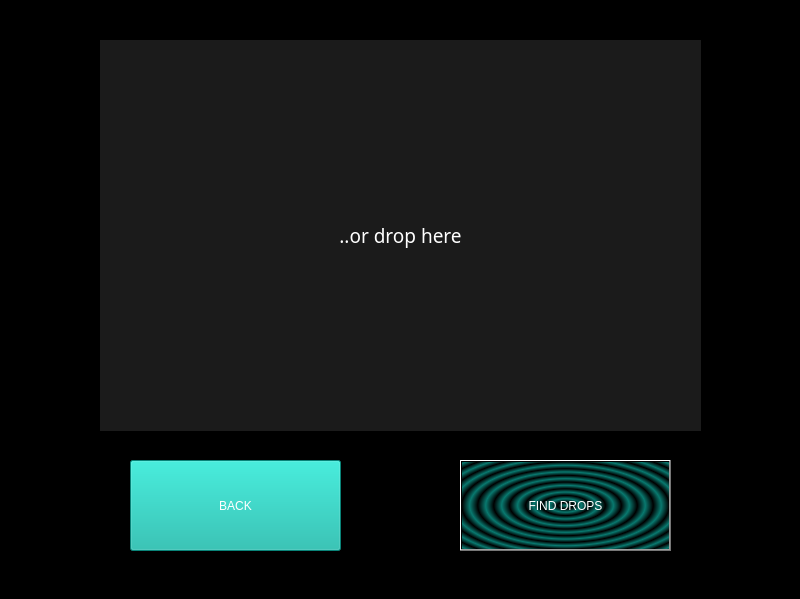
Above: page3_folder.ui from HerrPhoton/Water_drop_detection before the change. Below: the same form after it.
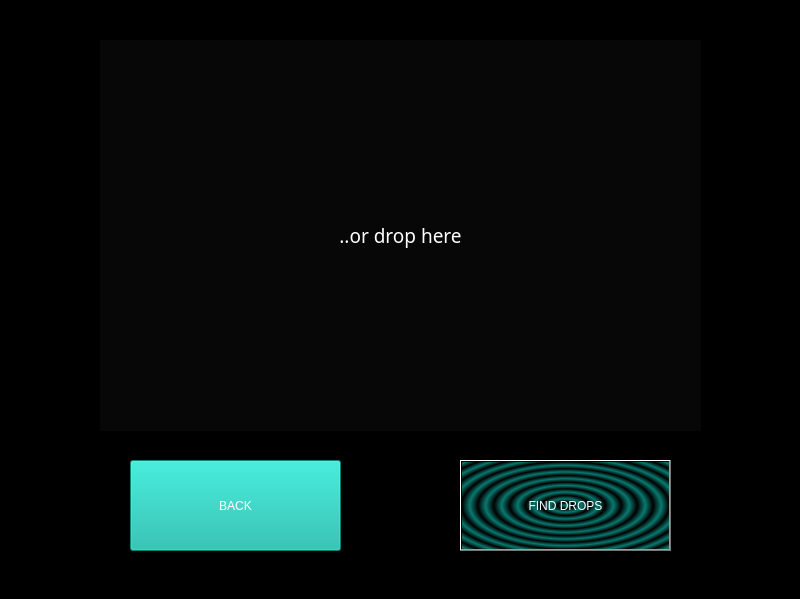
That is the form after the change. Icons and pictures are not drawn.

```diff
--- a/page3_folder.ui
+++ b/page3_folder.ui
@@ -86,7 +86,7 @@
      </font>
     </property>
     <property name="styleSheet">
-     <string notr="true">background-color: rgb(27, 27, 27);
+     <string notr="true">background-color: rgb(7, 7, 7);
 font: 75 14pt &quot;Tw Cen MT&quot;;</string>
     </property>
     <property name="text">
@@ -99,6 +99,40 @@
      <number>1</number>
     </property>
    </widget>
+   <widget class="QLabel" name="label_2">
+    <property name="geometry">
+     <rect>
+      <x>-20</x>
+      <y>-20</y>
+      <width>841</width>
+      <height>621</height>
+     </rect>
+    </property>
+    <property name="styleSheet">
+     <string notr="true">background-image: url(:/wallpaper-stains-liquid-paint-mixing-1616133483-1024x768.jpg);</string>
+    </property>
+    <property name="text">
+     <string/>
+    </property>
+   </widget>
+   <widget class="QLabel" name="label_3">
+    <property name="geometry">
+     <rect>
+      <x>-10</x>
+      <y>-10</y>
+      <width>821</width>
+      <height>31</height>
+     </rect>
+    </property>
+    <property name="text">
+     <string/>
+    </property>
+   </widget>
+   <zorder>label_2</zorder>
+   <zorder>BackButton</zorder>
+   <zorder>toNeuralButton</zorder>
+   <zorder>label</zorder>
+   <zorder>label_3</zorder>
   </widget>
   <widget class="QStatusBar" name="statusbar"/>
  </widget>
```
Left out of the diff: 1 changed line with no effect on the pictures.
